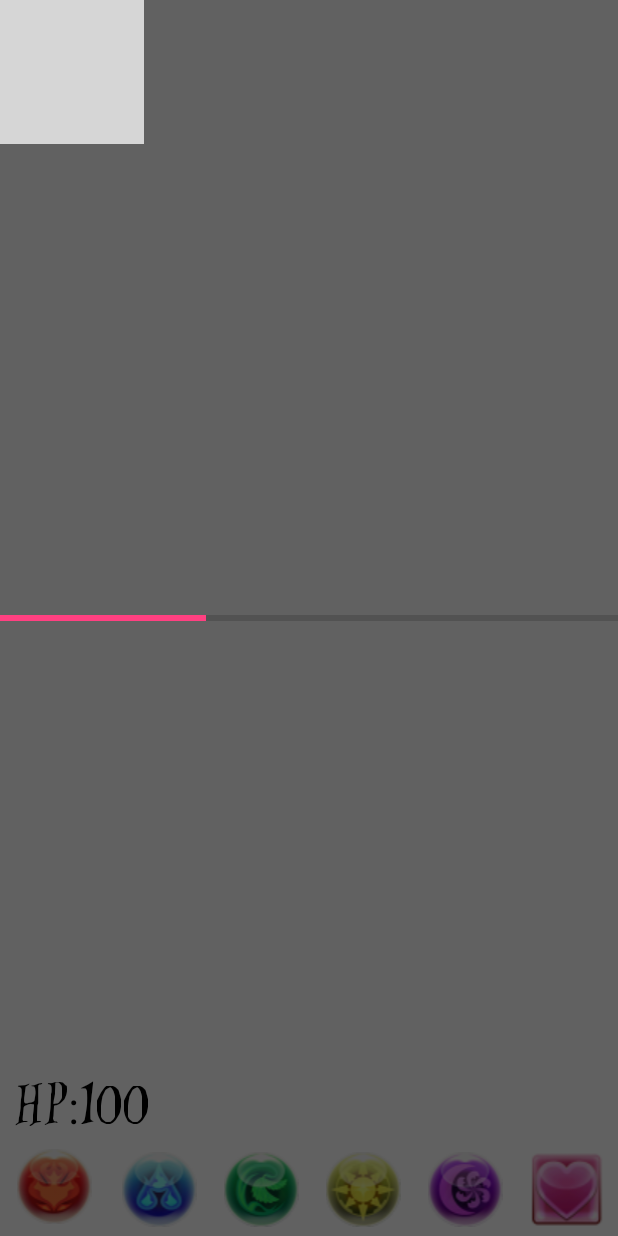
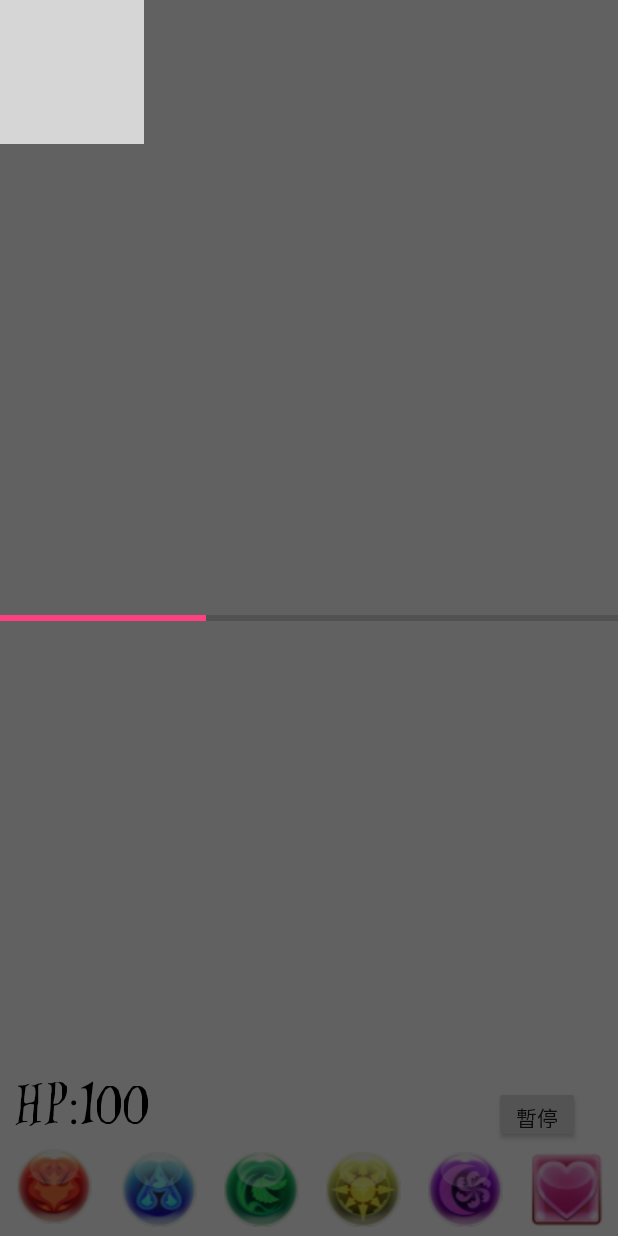
Before and after one commit to Archmono/IdleGame, an Android app: the battle_scene screen opened directly, with no data from a screen before it, after a tap on an icon or button, on a phone screen of 412 x 824 dp. Run offline under Robolectric (Android 15) with nearby library versions, the phone set to English and light mode, and no system bars; grey boxes are pictures that could not be loaded.

Commit message:
battle PAUSE complete. use static boolean "condition"

```diff
--- a/app/src/main/java/com/example/alucardc/idlegame/battle_scene.java
+++ b/app/src/main/java/com/example/alucardc/idlegame/battle_scene.java
@@ -21,9 +21,11 @@ public class battle_scene extends AppCompatActivity {
 
     ProgressBar PB;
     int prepareTime = 3;
+    public static boolean condition = true;
+    Timer timerPrepare = new Timer();
+    Timer timerMobsProgress = new Timer();
+    MobsProgressTimerTask mobsProgressTimerTask = new MobsProgressTimerTask();
     boolean introFight = true;
-    Timer timer01 = new Timer();
-    Timer mobsTimer = new Timer();
     int playerCurrentHP = 100;  //暫時設定的玩家HP值,待完成
     int[] currentActionTime = new int[6];
 
@@ -56,12 +58,21 @@ public class battle_scene extends AppCompatActivity {
         public void handleMessage(Message msg) {
             if(msg.what == 1){
                 PB.setVisibility(View.VISIBLE);
+
             }else if(msg.what == 2){
                 tvPrepareFight.setVisibility(View.GONE);
                 PB.setVisibility(View.GONE);
                 blockView.setVisibility(View.GONE);
+                timerPrepare.cancel();
+
             }else if(msg.what == 3){
+                tvPrepareFight.setVisibility(View.VISIBLE);
+                blockView.setVisibility(View.VISIBLE);
+                tvPrepareFight.setText("暫停遊戲");
+
+            }else if(msg.what == 9){
                 playerHP.setText("HP : " + playerCurrentHP);
+
             }
             super.handleMessage(msg);
         }
@@ -86,6 +97,16 @@ public class battle_scene extends AppCompatActivity {
 
     }
 
+    @Override
+    protected void onPause() {
+        Message msg = mHandler.obtainMessage();
+        msg.what = 3;                           //msg3訊息內容為遮擋view的顯示 & 中央提示暫停文字顯示
+        msg.sendToTarget();
+        condition = false;             //onPause時把怪物計時條timer取消
+
+        super.onPause();
+    }
+
     void setMobs() {
         for(int i=0; i<Loading.mobsSlotFilled_S1.length; i++) {
             if(Loading.mobsSlotFilled_S1[i].equals("0"))
@@ -107,24 +128,6 @@ public class battle_scene extends AppCompatActivity {
 
         }
     }
-
-//    public void getData(String searchMobsID){
-//        helper = new GameDBHelper(this, "idlegame.db", null, 1);
-//        String[] column = { "_id", "name", "healthPoint"};
-//        Cursor c = helper.getReadableDatabase().query("mobsdata", column, "_id=?", new String[]{searchMobsID}, null, null, null);
-//
-//        c.moveToFirst();
-//        for (int i = 0; i < c.getCount(); i++) {
-//            String id = c.getString(c.getColumnIndex("_id"));
-//            String name = c.getString(c.getColumnIndex("name"));
-//            int hp = c.getInt(c.getColumnIndex("healthPoint"));
-//            c.moveToNext();
-//            Log.d("datatest", id + ", " + name + ", " + hp);
-//            String[] ad = {id , name};
-//            showHP = hp;
-//        }
-//        c.close();
-//    }
 
     void findViews(){
         PB = (ProgressBar)findViewById(R.id.pbtest);
@@ -301,19 +304,25 @@ public class battle_scene extends AppCompatActivity {
     };
 
 
-    public View.OnClickListener blockListener = new View.OnClickListener(){
+    public View.OnClickListener blockListener = new View.OnClickListener(){ //為畫面遮罩設置點擊監聽器
         @Override
         public void onClick(View view) {
-            if(introFight == true){
-                tvPrepareFight.setText("");
-                timer01.schedule(battlePrepare, 500, 1000);
-                introFight = false;
+            if(introFight){
+                tvPrepareFight.setText("");                                         //點擊時將中央文字欄位清空
+                BattlePrepareTimerTask bpTimerTask = new BattlePrepareTimerTask();  //new新的準備畫面timerTask
+                timerPrepare.schedule(bpTimerTask, 500, 1000);                      //為timer timerPrepare設置timerTask
+                introFight = false;                                                 //點擊後進入場景,將檢查值設置為false
                 Log.d("Click test", "view block is clicked");
+            } else {
+                Message msg = mHandler.obtainMessage();
+                msg.what = 2;                               //發送msg2,將暫停用遮擋畫面設定為GONE的可見度
+                msg.sendToTarget();
+                condition = true;
             }
         }
     };
-    private TimerTask battlePrepare = new TimerTask(){
-        @Override
+
+    public class BattlePrepareTimerTask extends TimerTask{
         public void run() {
             if(prepareTime > 0) {
                 Message msg = mHandler.obtainMessage();
@@ -321,52 +330,46 @@ public class battle_scene extends AppCompatActivity {
                 msg.sendToTarget();
                 PB.setProgress(prepareTime);
                 prepareTime--;
-                Log.d("timer","" + prepareTime);
+                Log.d("戰前準備時間", prepareTime+"");
             }else{
+                timerPrepare.cancel();                      //準備倒數小於0,戰鬥開始後把準備時間用timer取消 (msg2中也有取消,測試效果中暫時保留)
+                timerMobsProgress.schedule(mobsProgressTimerTask,500,100);
                 Message msg = mHandler.obtainMessage();
-                msg.what = 2;
+                msg.what = 2;                               //發送msg2,將暫停用遮擋畫面設定為GONE的可見度
                 msg.sendToTarget();
-                timer01.cancel();
-                mobsTimer.schedule(mob1ActionTimer,500,100);
+
             }
         }
     };
 
-    private TimerTask mob1ActionTimer = new TimerTask() {
-        @Override
+    public class MobsProgressTimerTask extends TimerTask {
         public void run() {
-            for(int i = 0; i<6 ;i++){
-                actionbar[i].setProgress(currentActionTime[i]*100/mobsSpeed[i]);
+            if (condition){
+                for (int i = 0; i < 6; i++) {
+                    actionbar[i].setProgress(currentActionTime[i] * 100 / mobsSpeed[i]);
 //            Log.d("Speed",currentActionTime[0] +"  "+ mobsSpeed[0]);
-                if(mobsCurrentHP[i] > 0){
+                    if (mobsCurrentHP[i] > 0) {
                         currentActionTime[i] -= 100;
                     }
 
-                if(currentActionTime[i] <= 0){
+                    if (currentActionTime[i] <= 0) {
                         playerCurrentHP -= mobsATK[0];
                         currentActionTime[i] = mobsSpeed[i];
                         Message msg = mHandler.obtainMessage();
-                    msg.what = 3;
+                        msg.what = 9;
                         msg.sendToTarget();
                     }
                 }
+            }
+        }
+    }
 
-
-//            if(currentActionTime > 0) {
-//                actionbar[0].setProgress(currentActionTime*100/mobsSpeed[0]);
-//                currentActionTime -= 100;
-//                Log.d("MobsTime", ""+ currentActionTime);
-//            }else{
-//                actionbar[0].setProgress(currentActionTime*100/mobsSpeed[0]);
-//                currentActionTime = mobsSpeed[0];
-//                playerCurrentHP --;
-//                Message msg = mHandler.obtainMessage();
-//                msg.what = 3;
-//                msg.sendToTarget();
-//            }
-
+    public void btnBattlePause(View v){
+        condition = false;
+        Message msg = mHandler.obtainMessage();
+        msg.what = 3;                           //msg3訊息內容為遮擋view的顯示 & 中央提示暫停文字顯示
+        msg.sendToTarget();
     }
-    };
 
     //    void loadData()
 //    {
@@ -416,8 +419,8 @@ public class battle_scene extends AppCompatActivity {
 //        }
 //
 //    }
-    @Override
-    public void onBackPressed() {  //返回鍵事件
+//    @Override
+//    public void onBackPressed() {  //返回鍵事件
 //        AlertDialog.Builder builder = new AlertDialog.Builder(this);
 //        builder.setTitle("確認視窗");
 //        builder.setMessage("確定要結束應用程式嗎?");
@@ -439,7 +442,7 @@ public class battle_scene extends AppCompatActivity {
 //                    }
 //                });
 //        builder.show();
-    }
+//    }
 
     @Override
     public boolean onKeyDown(int keyCode, KeyEvent event) {
--- a/app/src/main/res/layout/activity_battle_scene.xml
+++ b/app/src/main/res/layout/activity_battle_scene.xml
@@ -167,6 +167,17 @@
             android:layout_marginRight="5dp"
             app:layout_constraintRight_toRightOf="parent" />
 
+        <Button
+            android:id="@+id/button3"
+            android:layout_width="57dp"
+            android:layout_height="38dp"
+            android:onClick="btnBattlePause"
+            android:text="暫停"
+            android:layout_marginRight="25dp"
+            app:layout_constraintRight_toRightOf="parent"
+            app:layout_constraintBottom_toBottomOf="parent"
+            android:layout_marginBottom="62dp" />
+
     </android.support.constraint.ConstraintLayout>
 
     <LinearLayout
@@ -175,9 +186,7 @@
         android:layout_height="match_parent"
         android:background="#9c000000"
         android:gravity="center"
-        android:orientation="horizontal"
-        tools:layout_editor_absoluteX="8dp"
-        tools:layout_editor_absoluteY="33dp">
+        android:orientation="horizontal">
 
         <TextView
             android:id="@+id/tvPrepareFight"
```
Lines whose indentation alone changed are shown as unchanged.
